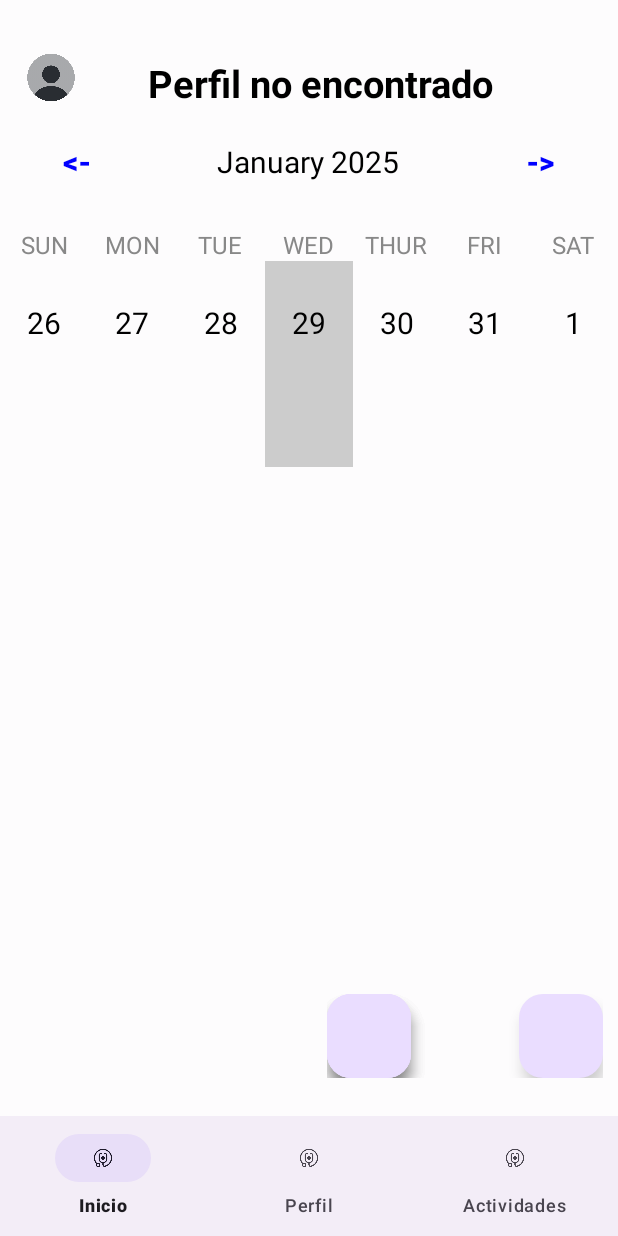
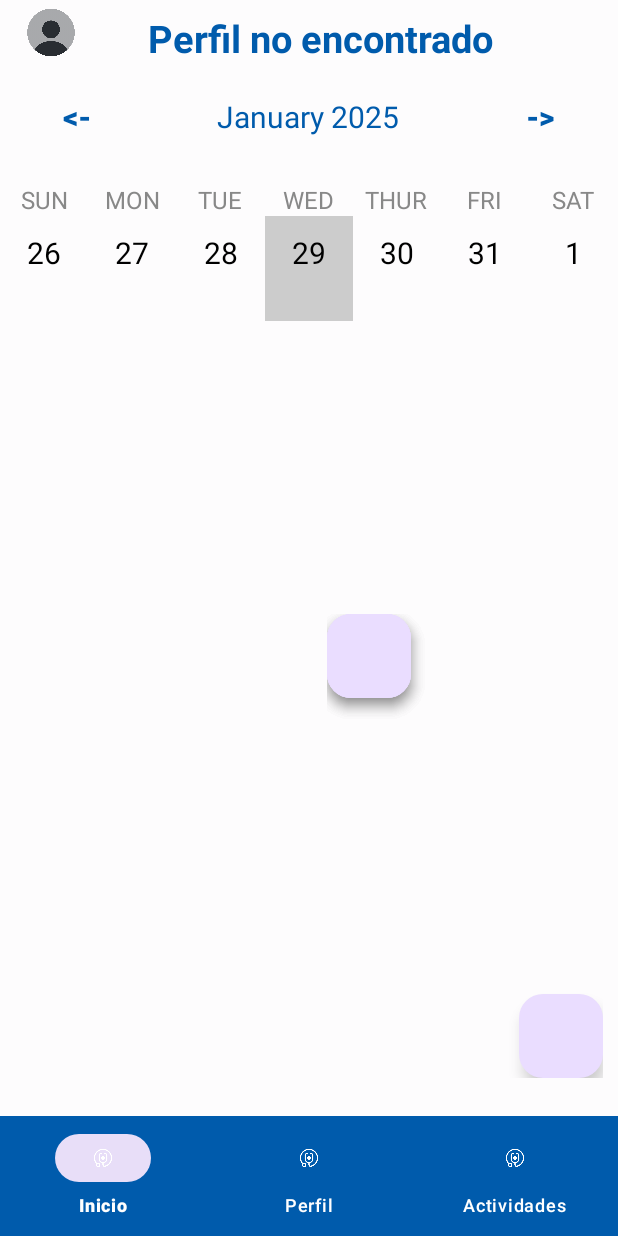
Before and after one commit to Camilo1138/ProyectoFinal, an Android app: the InicioActivity screen opened directly, with no data from a screen before it, on a phone screen of 412 x 824 dp. Run offline under Robolectric (Android 15) with nearby library versions, the phone set to English and light mode, and no system bars; libraries missing offline, so code that uses them is left out: com.getbase.floatingactionbutton; plain views replace FloatingActionButton, FloatingActionsMenu; 12 statements that could not run were skipped.

Commit message:
Merge remote-tracking branch 'origin/master'

```diff
--- a/app/src/main/res/layout/activity_inicio.xml
+++ b/app/src/main/res/layout/activity_inicio.xml
@@ -8,14 +8,15 @@
     android:layout_height="match_parent"
     android:orientation="vertical"
     android:background="#FDFCFD"
-    tools:context=".InicioActivity">
+    tools:context=".InicioActivity"
+    >
 
     <LinearLayout
         android:layout_width="match_parent"
         android:layout_height="wrap_content"
         android:orientation="horizontal"
         android:gravity="center_vertical"
-        android:layout_marginTop="35dp">
+        android:layout_marginTop="5dp">
 
         <ImageView
             android:id="@+id/profile_image"
@@ -31,13 +32,13 @@
             android:id="@+id/profile_name"
             android:layout_width="wrap_content"
             android:layout_height="wrap_content"
+            android:layout_gravity="center"
+            android:layout_marginBottom="1dp"
             android:gravity="center"
-            android:layout_gravity="center"
-            android:textColor="@color/black"
-            android:layout_marginBottom="1dp"
             android:text="Nombre del Perfil"
+            android:textColor="@color/blue_primary"
             android:textSize="25sp"
-            android:textStyle="bold"/>
+            android:textStyle="bold" />
     </LinearLayout>
 
     <LinearLayout
@@ -52,7 +53,7 @@
             android:layout_height="wrap_content"
             android:layout_weight="1"
             android:text="@string/back"
-            android:textColor="@color/blue"
+            android:textColor="@color/blue_primary"
             android:background="@android:color/transparent"
             android:textStyle="bold"
             android:onClick="previousWeekAction"
@@ -66,14 +67,14 @@
             android:text="Feb 2021"
             android:textSize="20sp"
             android:textAlignment="center"
-            android:textColor="@color/black"/>
+            android:textColor="@color/blue_primary"/>
 
         <Button
             android:layout_width="0dp"
             android:layout_height="wrap_content"
             android:layout_weight="1"
             android:text="@string/forward"
-            android:textColor="@color/blue"
+            android:textColor="@color/blue_primary"
             android:background="@android:color/transparent"
             android:textStyle="bold"
             android:onClick="nextWeekAction"
@@ -171,19 +172,21 @@
     <com.getbase.floatingactionbutton.FloatingActionsMenu
         android:id="@+id/grupoFab"
         android:layout_width="184dp"
-        android:layout_height="wrap_content"
+        android:layout_height="309dp"
         android:layout_alignParentEnd="true"
         android:layout_alignParentBottom="true"
         android:layout_gravity="bottom|end"
         android:layout_marginLeft="28dp"
         android:layout_marginEnd="10dp"
         android:layout_marginRight="28dp"
-        android:layout_marginBottom="25dp">
+        android:layout_marginBottom="25dp"
+        app:fab_color="#005BAC">
 
         <com.getbase.floatingactionbutton.FloatingActionButton
             android:id="@+id/idFabConfirmar"
             android:layout_width="wrap_content"
             android:layout_height="wrap_content"
+            app:fab_color="#005BAC"
             app:fab_icon="@drawable/citaa"
             app:fab_size="mini"
             app:fab_title="Citas" />
@@ -192,6 +195,7 @@
             android:id="@+id/idFabActualizar"
             android:layout_width="wrap_content"
             android:layout_height="wrap_content"
+            app:fab_color="#005BAC"
             app:fab_icon="@drawable/medicina2"
             app:fab_size="mini"
             app:fab_title="Medicina" />
@@ -201,6 +205,7 @@
             android:layout_width="wrap_content"
             android:layout_height="wrap_content"
             android:layout_gravity="bottom|end"
+            app:fab_color="#005BAC"
             app:fab_icon="@drawable/me_dico"
             app:fab_size="mini"
             app:fab_title="Medico" />
@@ -210,6 +215,7 @@
             android:id="@+id/Actividad"
             android:layout_width="wrap_content"
             android:layout_height="wrap_content"
+            app:fab_color="#005BAC"
             app:fab_icon="@drawable/fisica2"
             app:fab_size="mini"
             app:fab_title="Actividad fixit" />
@@ -218,10 +224,14 @@
     </com.getbase.floatingactionbutton.FloatingActionsMenu>
 
     <com.google.android.material.bottomnavigation.BottomNavigationView
-        android:id="@+id/bottomNavigationView"
+        android:id="@+id/bottom_navigation2"
         android:layout_width="match_parent"
         android:layout_height="wrap_content"
-        android:layout_gravity="bottom"
-        app:menu="@menu/bottom_nav_menu"/>
+        android:layout_alignParentBottom="true"
+        android:layout_marginBottom="0dp"
+        android:background="#005BAC"
+        app:itemIconTint="@color/white"
+        app:itemTextColor="@color/white"
+        app:menu="@menu/bottom_nav_menu" />
 
 </LinearLayout>
```
